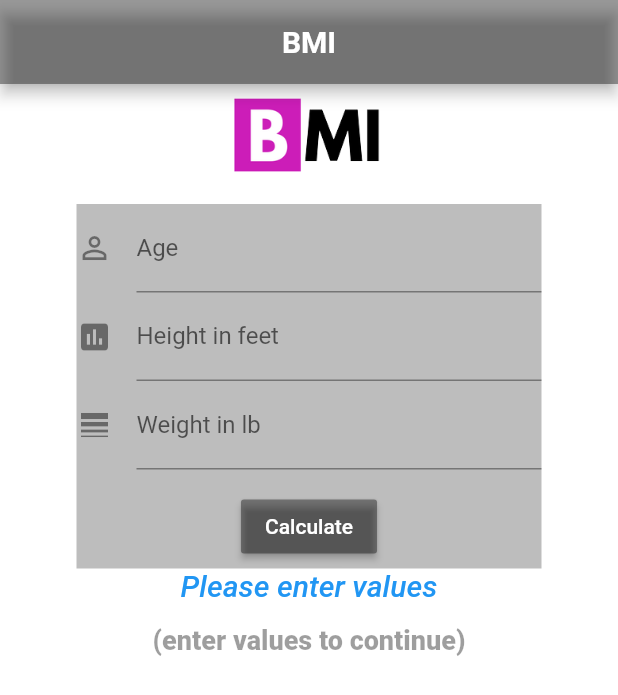
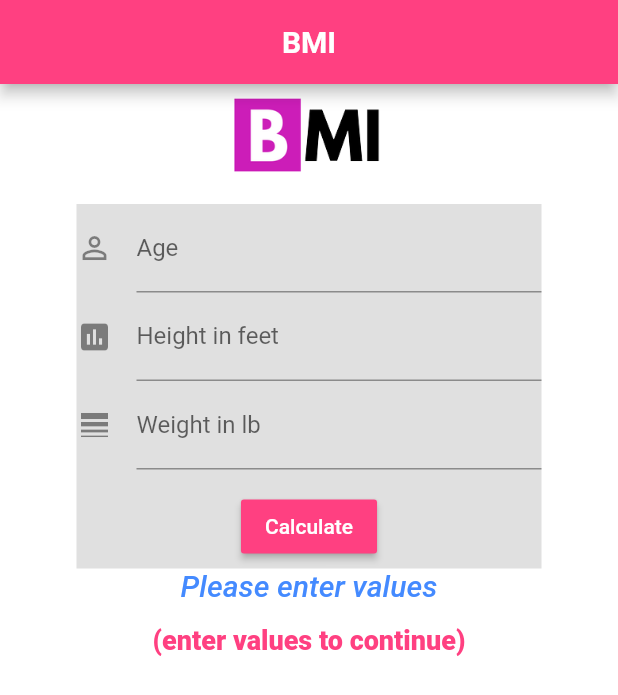
Before and after one commit to kobinawill/bmi_app, a Flutter app: the screen it shows after launch, after a tap on "Calculate", on a phone screen of 412 x 824 dp. Shown: the top 695 px of the screen. Run offline on Flutter 3.47's test engine with Material 2 defaults, Android fonts, the phone set to English and light mode, and no system bars.

Commit message:
Added condition to make sure age is included before calculation is done. Also changed some design features

```diff
--- a/lib/ui/HomePage.dart
+++ b/lib/ui/HomePage.dart
@@ -11,6 +11,7 @@ class HomePage extends StatefulWidget{
 class home_page extends State<HomePage>{
   final TextEditingController heightFigure = new TextEditingController();
   final TextEditingController weightFigure = new TextEditingController();
+  final TextEditingController age = new TextEditingController();
   double finalResult;
   String finalText = "Please enter values";
   String analysis = "(enter values to continue)";
@@ -18,7 +19,9 @@ class home_page extends State<HomePage>{
 
   void calculateBmi (){
     setState(() {
-      if ((heightFigure.text.isNotEmpty && double.parse(heightFigure.text) > 0) && (weightFigure.text.isNotEmpty && double.parse(weightFigure.text) > 0))
+      if ((heightFigure.text.isNotEmpty && double.parse(heightFigure.text) > 0)
+          && (weightFigure.text.isNotEmpty && double.parse(weightFigure.text) > 0)
+          && (age.text.isNotEmpty && int.parse(age.text) > 0) )
       {
         finalResult = 703 * (double.parse(weightFigure.text) / ((double.parse(heightFigure.text) * 12) * (double.parse(heightFigure.text) * 12)));
         finalText = "Your BMI: ${finalResult.toStringAsFixed(1)} kg/m(squared)";
@@ -53,7 +56,7 @@ class home_page extends State<HomePage>{
               ),
             ),
             centerTitle: true,
-            backgroundColor: Colors.black38,
+            backgroundColor: Colors.pinkAccent,
           ),
           backgroundColor: Colors.white,
           body: new ListView(
@@ -66,16 +69,17 @@ class home_page extends State<HomePage>{
                           width: 100,
                           height: 80,),
                         new Container(
-                          color: Colors.grey.shade400,
+                          color: Colors.grey.shade300,
                           width: 310,
                           height: 243,
                           child: new Column(
                             children: <Widget>[
                               new TextField(
-                                controller: null,
+                                controller: age,
                                 decoration: new InputDecoration(
                                     labelText: "Age",
-                                    icon: new Icon(Icons.person_outline)
+                                    icon: new Icon(Icons.person_outline),
+                                    hintText: "e.g 34"
                                 ),
                                 keyboardType: TextInputType.number,
                               ),
@@ -83,7 +87,8 @@ class home_page extends State<HomePage>{
                                 controller: heightFigure,
                                 decoration: new InputDecoration(
                                     labelText: "Height in feet",
-                                    icon: new Icon(Icons.insert_chart)
+                                    icon: new Icon(Icons.insert_chart),
+                                    hintText: "e.g 6.5"
                                 ),
                                 keyboardType: TextInputType.number,
                               ),
@@ -91,7 +96,8 @@ class home_page extends State<HomePage>{
                                 controller: weightFigure,
                                 decoration: new InputDecoration(
                                     labelText: "Weight in lb",
-                                    icon: new Icon(Icons.line_weight)
+                                    icon: new Icon(Icons.line_weight),
+                                    hintText: "e.g 180"
                                 ),
                                 keyboardType: TextInputType.number,
                               ),
@@ -99,7 +105,7 @@ class home_page extends State<HomePage>{
                               new RaisedButton(onPressed: calculateBmi,
                                 child: new Text("Calculate",
                                   style: new TextStyle(color: Colors.white),),
-                                color: Colors.black38,)
+                                color: Colors.pinkAccent,)
                             ],
                           ),
                         ),
@@ -107,7 +113,7 @@ class home_page extends State<HomePage>{
                           alignment: Alignment.center,
                           child: new Text(finalText,
                             style: new TextStyle(
-                                color: Colors.blue,
+                                color: Colors.blueAccent,
                                 fontStyle: FontStyle.italic,
                                 fontSize: 20,
                                 fontWeight: FontWeight.w500
@@ -118,7 +124,7 @@ class home_page extends State<HomePage>{
                         new Container(
                           alignment: Alignment.center,
                           child: new Text(analysis,
-                            style: new TextStyle(color: Colors.black38,
+                            style: new TextStyle(color: Colors.pinkAccent,
                                 fontSize: 18,
                                 fontWeight: FontWeight.w900),),
                         ),
```
